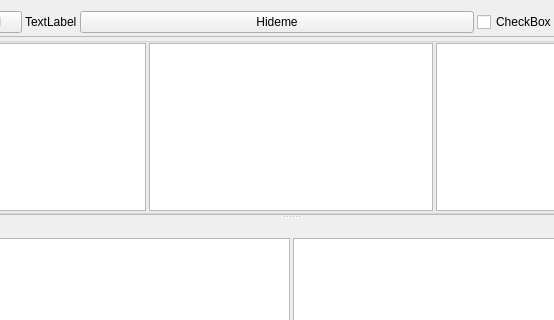
Above: Plugins/GUI/x4c_gui_file_viewer_tab.ui from bvbohnen/X4_Customizer before the change; both pictures show x 152 to 706 and y 0 to 320 of the 886 by 418 pixel window. Below: the same form after it.
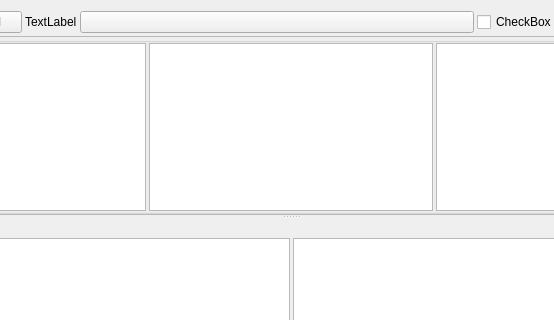
That is the form after the change. Custom widgets are drawn as their Qt base class.

The edit to the form file:
```diff
--- a/Plugins/GUI/x4c_gui_file_viewer_tab.ui
+++ b/Plugins/GUI/x4c_gui_file_viewer_tab.ui
@@ -56,7 +56,7 @@
             <bool>true</bool>
            </property>
            <property name="text">
-            <string>Hideme</string>
+            <string/>
            </property>
           </widget>
          </item>
```
Left out of the diff: 9 changed lines with no effect on the pictures.
